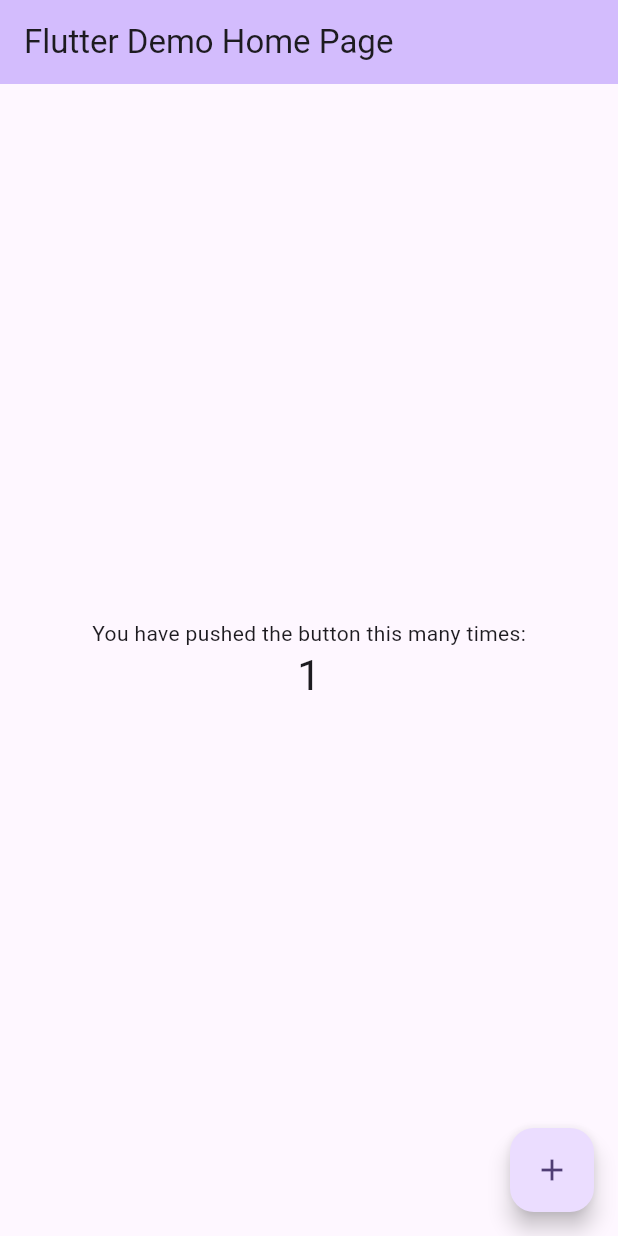
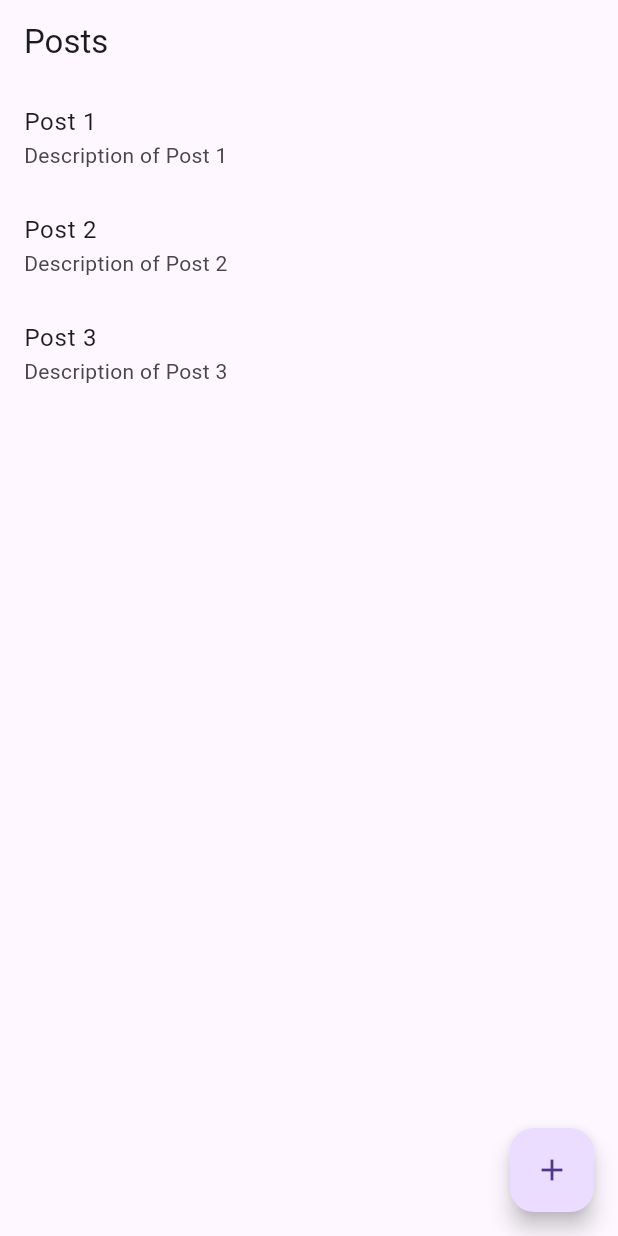
Before and after one commit to julienEcole/mini_front, a Flutter app: the screen it shows after launch, after a tap on the "add" icon, on a phone screen of 412 x 824 dp. Run offline on Flutter 3.47's test engine with Material 3 defaults, Android fonts, the phone set to English and light mode, and no system bars; our stand-ins replace bloc, equatable, flutter_bloc.

Commit message:
fix : renommage de post.dart pour que flutter le détecte bien car pour une raison obscur il voullait absoluement faire du caml case feat : première version minimale faites

```diff
--- /dev/null
+++ b/lib/bloc/post_bloc.dart
@@ -0,0 +1,45 @@
+import 'package:bloc/bloc.dart';
+import 'package:flutter_bloc/flutter_bloc.dart';
+import 'package:mini_front/bloc/post_event.dart';
+import 'package:mini_front/bloc/post_state.dart';
+import 'package:mini_front/repositories/posts_repository.dart';
+
+
+
+class PostBloc extends Bloc<PostEvent, PostState> {
+  final PostsRepository repository;
+
+  PostBloc(this.repository) : super(PostInitial()) {
+    on<LoadPosts>((event, emit) async {
+      emit(PostLoadInProgress());
+      try {
+        final posts = await repository.getAllPosts();
+        emit(PostLoadSuccess(posts));
+      } catch (_) {
+        emit(PostLoadFailure());
+      }
+    });
+
+    on<CreatePost>((event, emit) async {
+      emit(PostLoadInProgress());
+      try {
+        final post = await repository.createPost(event.post);
+        final posts = await repository.getAllPosts();
+        emit(PostLoadSuccess(posts));
+      } catch (_) {
+        emit(PostLoadFailure());
+      }
+    });
+
+    on<UpdatePost>((event, emit) async {
+      emit(PostLoadInProgress());
+      try {
+        final post = await repository.updatePost(event.post);
+        final posts = await repository.getAllPosts();
+        emit(PostLoadSuccess(posts));
+      } catch (_) {
+        emit(PostLoadFailure());
+      }
+    });
+  }
+}
--- /dev/null
+++ b/lib/bloc/post_event.dart
@@ -0,0 +1,30 @@
+import 'package:equatable/equatable.dart';
+import 'package:mini_front/models/post_entity.dart';
+
+
+abstract class PostEvent extends Equatable {
+  const PostEvent();
+
+  @override
+  List<Object> get props => [];
+}
+
+class LoadPosts extends PostEvent {}
+
+class CreatePost extends PostEvent {
+  final Post post;
+
+  const CreatePost(this.post);
+
+  @override
+  List<Object> get props => [post];
+}
+
+class UpdatePost extends PostEvent {
+  final Post post;
+
+  const UpdatePost(this.post);
+
+  @override
+  List<Object> get props => [post];
+}
--- /dev/null
+++ b/lib/bloc/post_state.dart
@@ -0,0 +1,24 @@
+import 'package:equatable/equatable.dart';
+import 'package:mini_front/models/post_entity.dart';
+
+abstract class PostState extends Equatable {
+  const PostState();
+
+  @override
+  List<Object> get props => [];
+}
+
+class PostInitial extends PostState {}
+
+class PostLoadInProgress extends PostState {}
+
+class PostLoadSuccess extends PostState {
+  final List<Post> posts;
+
+  const PostLoadSuccess([this.posts = const []]);
+
+  @override
+  List<Object> get props => [posts];
+}
+
+class PostLoadFailure extends PostState {}
--- a/lib/datasources/fake_posts_data_source.dart
+++ b/lib/datasources/fake_posts_data_source.dart
@@ -1,7 +1,7 @@
 
 
 import 'package:mini_front/datasources/posts_data_source.dart';
-import 'package:mini_front/models/Post.dart';
+import 'package:mini_front/models/post_entity.dart';
 
 class FakePostsDataSource extends PostsDataSource {
   final List<Post> _fakePosts = [
--- a/lib/datasources/posts_data_source.dart
+++ b/lib/datasources/posts_data_source.dart
@@ -1,4 +1,4 @@
-import 'package:mini_front/models/Post.dart';
+import 'package:mini_front/models/post_entity.dart';
 
 abstract class PostsDataSource {
   Future<List<Post>> getAllPosts();
--- a/lib/main.dart
+++ b/lib/main.dart
@@ -1,125 +1,49 @@
 import 'package:flutter/material.dart';
+import 'package:flutter_bloc/flutter_bloc.dart';
+import 'package:mini_front/datasources/fake_posts_data_source.dart';
+import 'package:mini_front/models/post_entity.dart';
+import 'package:mini_front/repositories/posts_repository.dart';
+import 'package:mini_front/screen/create_post_screen.dart';
+import 'package:mini_front/screen/post_detail_screen.dart';
+import 'package:mini_front/screen/posts_list_screen.dart';
+import 'bloc/post_bloc.dart';
 
 void main() {
-  runApp(const MyApp());
+  final repository = PostsRepository(FakePostsDataSource());
+  runApp(MyApp(repository: repository));
 }
 
 class MyApp extends StatelessWidget {
-  const MyApp({super.key});
+  final PostsRepository repository;
 
-  // This widget is the root of your application.
+  MyApp({required this.repository});
+
   @override
   Widget build(BuildContext context) {
     return MaterialApp(
-      title: 'Flutter Demo',
+      title: 'Flutter TP 5AL',
       theme: ThemeData(
-        // This is the theme of your application.
-        //
-        // TRY THIS: Try running your application with "flutter run". You'll see
-        // the application has a purple toolbar. Then, without quitting the app,
-        // try changing the seedColor in the colorScheme below to Colors.green
-        // and then invoke "hot reload" (save your changes or press the "hot
-        // reload" button in a Flutter-supported IDE, or press "r" if you used
-        // the command line to start the app).
-        //
-        // Notice that the counter didn't reset back to zero; the application
-        // state is not lost during the reload. To reset the state, use hot
-        // restart instead.
-        //
-        // This works for code too, not just values: Most code changes can be
-        // tested with just a hot reload.
-        colorScheme: ColorScheme.fromSeed(seedColor: Colors.deepPurple),
-        useMaterial3: true,
+        primarySwatch: Colors.blue,
       ),
-      home: const MyHomePage(title: 'Flutter Demo Home Page'),
+      home: BlocProvider(
+        create: (context) => PostBloc(repository),
+        child: PostsListScreen(),
+      ),
+      onGenerateRoute: (settings) {
+        switch (settings.name) {
+          case '/post_detail':
+            final post = settings.arguments as Post;
+            return MaterialPageRoute(
+              builder: (context) => PostDetailScreen(post: post),
+            );
+          case '/create_post':
+            return MaterialPageRoute(
+              builder: (context) => CreatePostScreen(),
+            );
+          default:
+            return null;
+        }
+      },
     );
   }
 }
-
-class MyHomePage extends StatefulWidget {
-  const MyHomePage({super.key, required this.title});
-
-  // This widget is the home page of your application. It is stateful, meaning
-  // that it has a State object (defined below) that contains fields that affect
-  // how it looks.
-
-  // This class is the configuration for the state. It holds the values (in this
-  // case the title) provided by the parent (in this case the App widget) and
-  // used by the build method of the State. Fields in a Widget subclass are
-  // always marked "final".
-
-  final String title;
-
-  @override
-  State<MyHomePage> createState() => _MyHomePageState();
-}
-
-class _MyHomePageState extends State<MyHomePage> {
-  int _counter = 0;
-
-  void _incrementCounter() {
-    setState(() {
-      // This call to setState tells the Flutter framework that something has
-      // changed in this State, which causes it to rerun the build method below
-      // so that the display can reflect the updated values. If we changed
-      // _counter without calling setState(), then the build method would not be
-      // called again, and so nothing would appear to happen.
-      _counter++;
-    });
-  }
-
-  @override
-  Widget build(BuildContext context) {
-    // This method is rerun every time setState is called, for instance as done
-    // by the _incrementCounter method above.
-    //
-    // The Flutter framework has been optimized to make rerunning build methods
-    // fast, so that you can just rebuild anything that needs updating rather
-    // than having to individually change instances of widgets.
-    return Scaffold(
-      appBar: AppBar(
-        // TRY THIS: Try changing the color here to a specific color (to
-        // Colors.amber, perhaps?) and trigger a hot reload to see the AppBar
-        // change color while the other colors stay the same.
-        backgroundColor: Theme.of(context).colorScheme.inversePrimary,
-        // Here we take the value from the MyHomePage object that was created by
-        // the App.build method, and use it to set our appbar title.
-        title: Text(widget.title),
-      ),
-      body: Center(
-        // Center is a layout widget. It takes a single child and positions it
-        // in the middle of the parent.
-        child: Column(
-          // Column is also a layout widget. It takes a list of children and
-          // arranges them vertically. By default, it sizes itself to fit its
-          // children horizontally, and tries to be as tall as its parent.
-          //
-          // Column has various properties to control how it sizes itself and
-          // how it positions its children. Here we use mainAxisAlignment to
-          // center the children vertically; the main axis here is the vertical
-          // axis because Columns are vertical (the cross axis would be
-          // horizontal).
-          //
-          // TRY THIS: Invoke "debug painting" (choose the "Toggle Debug Paint"
-          // action in the IDE, or press "p" in the console), to see the
-          // wireframe for each widget.
-          mainAxisAlignment: MainAxisAlignment.center,
-          children: <Widget>[
-            const Text(
-              'You have pushed the button this many times:',
-            ),
-            Text(
-              '$_counter',
-              style: Theme.of(context).textTheme.headlineMedium,
-            ),
-          ],
-        ),
-      ),
-      floatingActionButton: FloatingActionButton(
-        onPressed: _incrementCounter,
-        tooltip: 'Increment',
-        child: const Icon(Icons.add),
-      ), // This trailing comma makes auto-formatting nicer for build methods.
-    );
-  }
-}
--- a/lib/repositories/posts_repository.dart
+++ b/lib/repositories/posts_repository.dart
@@ -1,7 +1,7 @@
 
 
 import 'package:mini_front/datasources/posts_data_source.dart';
-import 'package:mini_front/models/Post.dart';
+import 'package:mini_front/models/post_entity.dart';
 
 class PostsRepository {
   final PostsDataSource dataSource;
--- /dev/null
+++ b/lib/screen/post_detail_screen.dart
@@ -0,0 +1,49 @@
+import 'package:flutter/material.dart';
+import 'package:mini_front/bloc/post_bloc.dart';
+import 'package:mini_front/bloc/post_event.dart';
+import 'package:mini_front/models/post_entity.dart';
+import 'package:flutter_bloc/flutter_bloc.dart';
+
+class PostDetailScreen extends StatelessWidget {
+  final Post post;
+
+  const PostDetailScreen({required this.post});
+
+  @override
+  Widget build(BuildContext context) {
+    final titleController = TextEditingController(text: post.title);
+    final descriptionController = TextEditingController(text: post.description);
+
+    return Scaffold(
+      appBar: AppBar(title: Text('Edit Post')),
+      body: Padding(
+        padding: const EdgeInsets.all(16.0),
+        child: Column(
+          children: [
+            TextField(
+              controller: titleController,
+              decoration: InputDecoration(labelText: 'Title'),
+            ),
+            TextField(
+              controller: descriptionController,
+              decoration: InputDecoration(labelText: 'Description'),
+            ),
+            SizedBox(height: 20),
+            ElevatedButton(
+              onPressed: () {
+                final updatedPost = Post(
+                  id: post.id,
+                  title: titleController.text,
+                  description: descriptionController.text,
+                );
+                context.read()<PostBloc>().add(UpdatePost(updatedPost));
+                Navigator.pop(context);
+              },
+              child: const Text('Save'),
+            ),
+          ],
+        ),
+      ),
+    );
+  }
+}
--- /dev/null
+++ b/lib/screen/posts_list_screen.dart
@@ -0,0 +1,48 @@
+import 'package:flutter/material.dart';
+import 'package:flutter_bloc/flutter_bloc.dart';
+import 'package:mini_front/bloc/post_bloc.dart';
+import 'package:mini_front/bloc/post_event.dart';
+import 'package:mini_front/bloc/post_state.dart';
+
+class PostsListScreen extends StatelessWidget {
+  @override
+  Widget build(BuildContext context) {
+    return Scaffold(
+      appBar: AppBar(title: Text('Posts')),
+      body: BlocBuilder<PostBloc, PostState>(
+        builder: (context, state) {
+          if (state is PostInitial) {
+            context.read<PostBloc>().add(LoadPosts());
+            return Center(child: CircularProgressIndicator());
+          } else if (state is PostLoadInProgress) {
+            return Center(child: CircularProgressIndicator());
+          } else if (state is PostLoadSuccess) {
+            return ListView.builder(
+              itemCount: state.posts.length,
+              itemBuilder: (context, index) {
+                final post = state.posts[index];
+                return ListTile(
+                  title: Text(post.title),
+                  subtitle: Text(post.description),
+                  onTap: () {
+                    // Navigate to post detail screen
+                  },
+                );
+              },
+            );
+          } else if (state is PostLoadFailure) {
+            return Center(child: Text('Failed to load posts'));
+          } else {
+            return Center(child: Text('Unknown state'));
+          }
+        },
+      ),
+      floatingActionButton: FloatingActionButton(
+        onPressed: () {
+          // Navigate to create post screen
+        },
+        child: Icon(Icons.add),
+      ),
+    );
+  }
+}
--- a/pubspec.yaml
+++ b/pubspec.yaml
@@ -35,6 +35,9 @@ dependencies:
   # The following adds the Cupertino Icons font to your application.
   # Use with the CupertinoIcons class for iOS style icons.
   cupertino_icons: ^1.0.8
+  equatable: ^2.0.7
+  bloc: ^8.1.4
+  flutter_bloc: ^8.1.6
 
 dev_dependencies:
   flutter_test:
```
Also changed, not shown: lib/screen/create_post_screen.dart (added, +45 -0 lines), lib/models/post_entity.dart (renamed from lib/models/post.dart), pubspec.lock.
